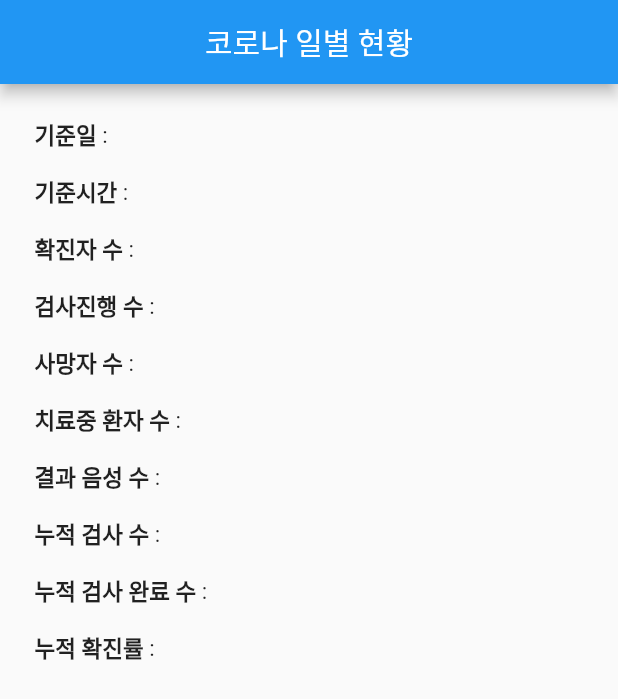
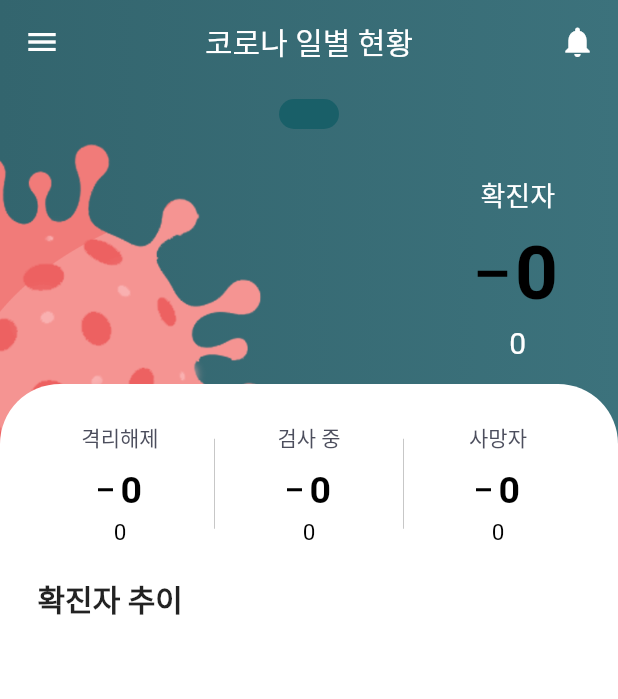
Before and after one commit to sudar-life/covid_statistics, a Flutter app: the screen it shows after launch, on a phone screen of 412 x 824 dp. Shown: the top 699 px of the screen. Run offline on Flutter 3.47's test engine with Material 2 defaults, Android fonts, the phone set to English and light mode, and no system bars; our stand-ins replace dio, fl_chart, get; network calls fail.

Commit message:
디자인 적용한 소스

```diff
--- a/lib/main.dart
+++ b/lib/main.dart
@@ -17,7 +17,7 @@ class MyApp extends StatelessWidget {
         Get.put(CovidStatisticsController());
       }),
       theme: ThemeData(
-        primarySwatch: Colors.blue,
+        primaryColor: Colors.white,
       ),
       home: App(),
     );
--- a/lib/src/app.dart
+++ b/lib/src/app.dart
@@ -1,9 +1,14 @@
+import 'package:covid_statistics/src/canvas/arrow_clip_path.dart';
+import 'package:covid_statistics/src/components/bar_chart.dart';
+import 'package:covid_statistics/src/components/covid_statistics_viewer.dart';
 import 'package:covid_statistics/src/controller/covid_statistics_controller.dart';
+import 'package:fl_chart/fl_chart.dart';
 import 'package:flutter/material.dart';
 import 'package:get/get.dart';
 
 class App extends GetView<CovidStatisticsController> {
-  const App({Key? key}) : super(key: key);
+  App({Key? key}) : super(key: key);
+  double headerTopZone = 0;
 
   Widget infoWidget(String title, String value) {
     return Padding(
@@ -23,32 +28,200 @@ class App extends GetView<CovidStatisticsController> {
     );
   }
 
+  List<Widget> _background() {
+    return [
+      Container(
+        decoration: BoxDecoration(
+          gradient: LinearGradient(
+            begin: Alignment.centerRight,
+            end: Alignment.centerLeft,
+            colors: [
+              Color(0xff3c727c),
+              Color(0xff33656e),
+            ],
+          ),
+        ),
+      ),
+      Positioned(
+        left: -110,
+        top: headerTopZone + 40,
+        child: Container(
+          child: Image.asset(
+            'assets/covid_img.png',
+            width: Get.size.width * 0.7,
+          ),
+        ),
+      ),
+      Positioned(
+        top: headerTopZone + 10,
+        left: 0,
+        right: 0,
+        child: Center(
+          child: Container(
+            padding: const EdgeInsets.symmetric(horizontal: 20, vertical: 2),
+            decoration: BoxDecoration(
+              borderRadius: BorderRadius.circular(20),
+              color: Color(0xff195f68),
+            ),
+            child: Obx(
+              () => Text(
+                controller.todayData.standardDayString,
+                style: TextStyle(
+                  color: Colors.white,
+                  fontWeight: FontWeight.bold,
+                ),
+              ),
+            ),
+          ),
+        ),
+      ),
+      Positioned(
+        top: headerTopZone + 60,
+        right: 40,
+        child: Obx(
+          () => CovidStatisticsViewer(
+            title: '확진자',
+            addedCount: controller.todayData.calcDecideCnt,
+            totalCount: controller.todayData.decideCnt ?? 0,
+            titleColor: Colors.white,
+            subValueColor: Colors.white,
+            upDown:
+                controller.calculrateUpDown(controller.todayData.calcDecideCnt),
+          ),
+        ),
+      )
+    ];
+  }
+
+  Widget _todayStatistics() {
+    return Obx(
+      () => Row(
+        children: [
+          Expanded(
+            child: CovidStatisticsViewer(
+              title: '격리해제',
+              addedCount: controller.todayData.calcClearCnt,
+              totalCount: controller.todayData.clearCnt ?? 0,
+              upDown: controller
+                  .calculrateUpDown(controller.todayData.calcClearCnt),
+              dense: true,
+            ),
+          ),
+          Container(
+            height: 60,
+            child: VerticalDivider(
+              color: Color(0xffc7c7c7),
+            ),
+          ),
+          Expanded(
+            child: CovidStatisticsViewer(
+              title: '검사 중',
+              addedCount: controller.todayData.calcExamCnt,
+              totalCount: controller.todayData.examCnt ?? 0,
+              upDown:
+                  controller.calculrateUpDown(controller.todayData.calcExamCnt),
+              dense: true,
+            ),
+          ),
+          Container(
+            height: 60,
+            child: VerticalDivider(
+              color: Color(0xffc7c7c7),
+            ),
+          ),
+          Expanded(
+            child: CovidStatisticsViewer(
+              title: '사망자',
+              addedCount: controller.todayData.calcDeathCnt,
+              totalCount: controller.todayData.deathCnt ?? 0,
+              upDown: controller
+                  .calculrateUpDown(controller.todayData.calcDeathCnt),
+              dense: true,
+            ),
+          ),
+        ],
+      ),
+    );
+  }
+
+  Widget _covidTrendsChart() {
+    return Column(
+      crossAxisAlignment: CrossAxisAlignment.stretch,
+      children: [
+        Text(
+          "확진자 추이",
+          style: TextStyle(
+            fontWeight: FontWeight.bold,
+            fontSize: 20,
+          ),
+        ),
+        AspectRatio(
+          aspectRatio: 1.7,
+          child: Obx(
+            () => controller.weekDays.length == 0
+                ? Container()
+                : CovidBarChart(
+                    covidDatas: controller.weekDays,
+                    maxY: controller.maxDecideValue,
+                  ),
+          ),
+        ),
+      ],
+    );
+  }
+
   @override
   Widget build(BuildContext context) {
+    headerTopZone = Get.mediaQuery.padding.top + AppBar().preferredSize.height;
     return Scaffold(
       appBar: AppBar(
-        title: Text('코로나 일별 현황'),
+        backgroundColor: Colors.transparent,
+        leading: Icon(Icons.menu, color: Colors.white),
+        elevation: 0,
+        title: Text(
+          '코로나 일별 현황',
+          style: TextStyle(color: Colors.white),
+        ),
         centerTitle: true,
+        actions: [
+          Container(
+            padding: EdgeInsets.symmetric(horizontal: 15),
+            child: Icon(Icons.notifications, color: Colors.white),
+          )
+        ],
       ),
-      body: Container(
-        padding: const EdgeInsets.all(15),
-        child: Obx(() {
-          var info = controller.covidStatistic.value;
-          return Column(
-            children: [
-              infoWidget("기준일", info.stateDt ?? ''),
-              infoWidget("기준시간", info.stateTime ?? ''),
-              infoWidget("확진자 수", info.decideCnt ?? ''),
-              infoWidget("검사진행 수", info.examCnt ?? ''),
-              infoWidget("사망자 수", info.deathCnt ?? ''),
-              infoWidget("치료중 환자 수", info.careCnt ?? ''),
-              infoWidget("결과 음성 수", info.resutlNegCnt ?? ''),
-              infoWidget("누적 검사 수", info.accExamCnt ?? ''),
-              infoWidget("누적 검사 완료 수", info.accExamCompCnt ?? ''),
-              infoWidget("누적 확진률", info.accDefRate ?? ''),
-            ],
-          );
-        }),
+      extendBodyBehindAppBar: true,
+      body: Stack(
+        children: [
+          ..._background(),
+          Positioned(
+            top: headerTopZone + 200,
+            left: 0,
+            right: 0,
+            bottom: 0,
+            child: Container(
+              decoration: BoxDecoration(
+                color: Colors.white,
+                borderRadius: BorderRadius.only(
+                  topLeft: Radius.circular(40),
+                  topRight: Radius.circular(40),
+                ),
+              ),
+              child: SingleChildScrollView(
+                child: Padding(
+                  padding: const EdgeInsets.all(25),
+                  child: Column(
+                    children: [
+                      _todayStatistics(),
+                      SizedBox(height: 20),
+                      _covidTrendsChart(),
+                    ],
+                  ),
+                ),
+              ),
+            ),
+          ),
+        ],
       ),
     );
   }
--- /dev/null
+++ b/lib/src/canvas/arrow_clip_path.dart
@@ -0,0 +1,38 @@
+import 'package:flutter/cupertino.dart';
+
+enum ArrowDirection { UP, MIDDLE, DOWN }
+
+class ArrowClipPath extends CustomClipper<Path> {
+  ArrowDirection direction;
+  ArrowClipPath({required this.direction});
+  @override
+  Path getClip(Size size) {
+    var path = Path();
+    switch (direction) {
+      case ArrowDirection.UP:
+        path.moveTo(0, size.height);
+        path.lineTo(size.width * 0.5, 0);
+        path.lineTo(size.width, size.height);
+        path.close();
+        break;
+      case ArrowDirection.MIDDLE:
+        path.moveTo(0, size.height * 0.4);
+        path.lineTo(size.width, size.height * 0.4);
+        path.lineTo(size.width, size.height * 0.6);
+        path.lineTo(0, size.height * 0.6);
+        path.close();
+        break;
+      case ArrowDirection.DOWN:
+        path.moveTo(0, 0);
+        path.lineTo(size.width * 0.5, size.height);
+        path.lineTo(size.width, 0);
+        path.close();
+        break;
+    }
+
+    return path;
+  }
+
+  @override
+  bool shouldReclip(covariant CustomClipper<Path> oldClipper) => true;
+}
--- /dev/null
+++ b/lib/src/components/covid_statistics_viewer.dart
@@ -0,0 +1,85 @@
+import 'package:covid_statistics/src/canvas/arrow_clip_path.dart';
+import 'package:covid_statistics/src/utils/data_utils.dart';
+import 'package:flutter/material.dart';
+
+class CovidStatisticsViewer extends StatelessWidget {
+  final String title;
+  final double addedCount;
+  final ArrowDirection upDown;
+  final double totalCount;
+  final bool dense;
+  final Color titleColor;
+  final Color subValueColor;
+  final double spacing;
+  CovidStatisticsViewer({
+    Key? key,
+    required this.title,
+    required this.addedCount,
+    required this.upDown,
+    required this.totalCount,
+    this.titleColor = const Color(0xff4c4e5d),
+    this.spacing = 10,
+    this.subValueColor = Colors.black,
+    this.dense = false,
+  }) : super(key: key);
+
+  @override
+  Widget build(BuildContext context) {
+    var color = Colors.black;
+    switch (upDown) {
+      case ArrowDirection.UP:
+        color = Color(0xffcf5f51);
+        break;
+      case ArrowDirection.MIDDLE:
+        break;
+      case ArrowDirection.DOWN:
+        color = Color(0xff3749be);
+        break;
+    }
+
+    return Container(
+      child: Column(
+        children: [
+          Text(
+            title,
+            style: TextStyle(
+              color: titleColor,
+              fontSize: dense ? 14 : 18,
+            ),
+          ),
+          SizedBox(height: spacing),
+          Row(
+            mainAxisAlignment: MainAxisAlignment.center,
+            children: [
+              ClipPath(
+                clipper: ArrowClipPath(direction: upDown),
+                child: Container(
+                  width: dense ? 10 : 20,
+                  height: dense ? 10 : 20,
+                  color: color,
+                ),
+              ),
+              SizedBox(width: 5),
+              Text(
+                DataUtils.numberFormat(addedCount),
+                style: TextStyle(
+                  color: color,
+                  fontWeight: FontWeight.bold,
+                  fontSize: dense ? 25 : 50,
+                ),
+              ),
+            ],
+          ),
+          SizedBox(height: spacing * 0.5),
+          Text(
+            DataUtils.numberFormat(totalCount),
+            style: TextStyle(
+              color: subValueColor,
+              fontSize: dense ? 15 : 20,
+            ),
+          ),
+        ],
+      ),
+    );
+  }
+}
--- a/lib/src/controller/covid_statistics_controller.dart
+++ b/lib/src/controller/covid_statistics_controller.dart
@@ -1,10 +1,14 @@
+import 'package:covid_statistics/src/canvas/arrow_clip_path.dart';
 import 'package:covid_statistics/src/model/covid_statistics.dart';
 import 'package:covid_statistics/src/repository/covid_statistics_repository.dart';
 import 'package:get/get.dart';
+import 'package:intl/intl.dart';
 
 class CovidStatisticsController extends GetxController {
   late CovidStatisticsRepository _covidStatisticsRepository;
-  Rx<Covid19StatisticsModel> covidStatistic = Covid19StatisticsModel().obs;
+  Rx<Covid19StatisticsModel> _todayData = Covid19StatisticsModel().obs;
+  RxList<Covid19StatisticsModel> _weekDatas = <Covid19StatisticsModel>[].obs;
+  double maxDecideValue = 0;
 
   @override
   void onInit() {
@@ -14,9 +18,35 @@ class CovidStatisticsController extends GetxController {
   }
 
   void fetchCovidState() async {
-    var result = await _covidStatisticsRepository.fetchCovid19Statistics();
-    if (result != null) {
-      covidStatistic(result);
+    var startDate = DateFormat('yyyyMMdd')
+        .format(DateTime.now().subtract(Duration(days: 7)));
+    var endDate = DateFormat('yyyyMMdd').format(DateTime.now());
+    var result = await _covidStatisticsRepository.fetchCovid19Statistics(
+        startDate: startDate, endDate: endDate);
+    if (result.isNotEmpty) {
+      for (var i = 0; i < result.length; i++) {
+        if (i < result.length - 1) {
+          result[i].updateCalcAboutYesterday(result[i + 1]);
+          if (maxDecideValue < result[i].calcDecideCnt) {
+            maxDecideValue = result[i].calcDecideCnt;
+          }
+        }
+      }
+      _weekDatas.addAll(result.sublist(0, result.length - 1).reversed);
+      _todayData(_weekDatas.last);
+    }
+  }
+
+  Covid19StatisticsModel get todayData => _todayData.value;
+  List<Covid19StatisticsModel> get weekDays => _weekDatas;
+
+  ArrowDirection calculrateUpDown(double value) {
+    if (value == 0) {
+      return ArrowDirection.MIDDLE;
+    } else if (value > 0) {
+      return ArrowDirection.UP;
+    } else {
+      return ArrowDirection.DOWN;
     }
   }
 }
--- a/lib/src/model/covid_statistics.dart
+++ b/lib/src/model/covid_statistics.dart
@@ -1,19 +1,24 @@
+import 'package:covid_statistics/src/utils/data_utils.dart';
 import 'package:covid_statistics/src/utils/xml_utils.dart';
 import 'package:xml/xml.dart';
 
 class Covid19StatisticsModel {
-  String? accDefRate;
-  String? accExamCnt;
-  String? accExamCompCnt;
-  String? careCnt;
-  String? clearCnt;
+  double? accDefRate;
+  double? accExamCnt;
+  double? accExamCompCnt;
+  double? careCnt;
+  double? clearCnt;
+  double? deathCnt;
+  double? decideCnt;
+  double? examCnt;
+  double? resutlNegCnt;
+  double? seq;
+  double calcDecideCnt = 0;
+  double calcExamCnt = 0;
+  double calcDeathCnt = 0;
+  double calcClearCnt = 0;
   String? createDt;
-  String? deathCnt;
-  String? decideCnt;
-  String? examCnt;
-  String? resutlNegCnt;
-  String? seq;
-  String? stateDt;
+  DateTime? stateDt;
   String? stateTime;
   String? updateDt;
   Covid19StatisticsModel({
@@ -33,22 +38,55 @@ class Covid19StatisticsModel {
     this.updateDt,
   });
 
+  factory Covid19StatisticsModel.empty() {
+    return Covid19StatisticsModel();
+  }
+
   factory Covid19StatisticsModel.fromXml(XmlElement xml) {
     return Covid19StatisticsModel(
-      accDefRate: XmlUtils.searchResult(xml, 'accDefRate'),
-      accExamCnt: XmlUtils.searchResult(xml, 'accDefRate'),
-      accExamCompCnt: XmlUtils.searchResult(xml, 'accExamCompCnt'),
-      careCnt: XmlUtils.searchResult(xml, 'careCnt'),
-      clearCnt: XmlUtils.searchResult(xml, 'clearCnt'),
-      createDt: XmlUtils.searchResult(xml, 'createDt'),
-      deathCnt: XmlUtils.searchResult(xml, 'deathCnt'),
-      decideCnt: XmlUtils.searchResult(xml, 'decideCnt'),
-      examCnt: XmlUtils.searchResult(xml, 'examCnt'),
-      resutlNegCnt: XmlUtils.searchResult(xml, 'resutlNegCnt'),
-      seq: XmlUtils.searchResult(xml, 'seq'),
-      stateDt: XmlUtils.searchResult(xml, 'stateDt'),
-      stateTime: XmlUtils.searchResult(xml, 'stateTime'),
-      updateDt: XmlUtils.searchResult(xml, 'updateDt'),
+      accDefRate: XmlUtils.searchResultForDouble(xml, 'accDefRate'),
+      accExamCnt: XmlUtils.searchResultForDouble(xml, 'accDefRate'),
+      accExamCompCnt: XmlUtils.searchResultForDouble(xml, 'accExamCompCnt'),
+      careCnt: XmlUtils.searchResultForDouble(xml, 'careCnt'),
+      clearCnt: XmlUtils.searchResultForDouble(xml, 'clearCnt'),
+      deathCnt: XmlUtils.searchResultForDouble(xml, 'deathCnt'),
+      decideCnt: XmlUtils.searchResultForDouble(xml, 'decideCnt'),
+      examCnt: XmlUtils.searchResultForDouble(xml, 'examCnt'),
+      resutlNegCnt: XmlUtils.searchResultForDouble(xml, 'resutlNegCnt'),
+      seq: XmlUtils.searchResultForDouble(xml, 'seq'),
+      createDt: XmlUtils.searchResultForString(xml, 'createDt'),
+      stateDt: XmlUtils.searchResultForString(xml, 'stateDt') != ''
+          ? DateTime.parse(XmlUtils.searchResultForString(xml, 'stateDt'))
+          : null,
+      stateTime: XmlUtils.searchResultForString(xml, 'stateTime'),
+      updateDt: XmlUtils.searchResultForString(xml, 'updateDt'),
     );
   }
+
+  void updateCalcAboutYesterday(Covid19StatisticsModel yesterDayData) {
+    _updateCalcDecideCnt(yesterDayData.decideCnt!);
+    _updateCalcExamCnt(yesterDayData.examCnt!);
+    _updateCalcDeathCnt(yesterDayData.deathCnt!);
+    _updateCalcClearCnt(yesterDayData.clearCnt!);
+  }
+
+  void _updateCalcDecideCnt(double beforeCnt) {
+    calcDecideCnt = decideCnt! - beforeCnt;
+  }
+
+  void _updateCalcExamCnt(double beforeCnt) {
+    calcExamCnt = examCnt! - beforeCnt;
+  }
+
+  void _updateCalcDeathCnt(double beforeCnt) {
+    calcDeathCnt = deathCnt! - beforeCnt;
+  }
+
+  void _updateCalcClearCnt(double beforeCnt) {
+    calcClearCnt = clearCnt! - beforeCnt;
+  }
+
+  String get standardDayString => stateDt == null
+      ? ''
+      : '${DataUtils.simpleDayFormat(stateDt!)} $stateTime 기준';
 }
--- /dev/null
+++ b/lib/src/utils/data_utils.dart
@@ -0,0 +1,11 @@
+import 'package:intl/intl.dart';
+
+class DataUtils {
+  static String numberFormat(double? value) {
+    return NumberFormat("###,###,###,###").format(value);
+  }
+
+  static String simpleDayFormat(DateTime time) {
+    return DateFormat('MM.dd').format(time);
+  }
+}
--- a/pubspec.yaml
+++ b/pubspec.yaml
@@ -31,6 +31,7 @@ dependencies:
   get: ^4.2.3
   dio: ^4.0.0
   intl: ^0.17.0
+  fl_chart: ^0.36.3
 
 dev_dependencies:
   flutter_test:
@@ -46,9 +47,8 @@ flutter:
   # the material Icons class.
   uses-material-design: true
   # To add assets to your application, add an assets section, like this:
-  # assets:
-  #   - images/a_dot_burr.jpeg
-  #   - images/a_dot_ham.jpeg
+  assets:
+    - assets/covid_img.png
   # An image asset can refer to one or more resolution-specific "variants", see
   # https://flutter.dev/assets-and-images/#resolution-aware.
   # For details regarding adding assets from package dependencies, see
```
Also changed, not shown: lib/src/components/bar_chart.dart (added, +72 -0 lines), lib/src/repository/covid_statistics_repository.dart (+13 -5 lines), lib/src/utils/xml_utils.dart (+7 -1 lines), assets/covid_img.png (added), pubspec.lock.
